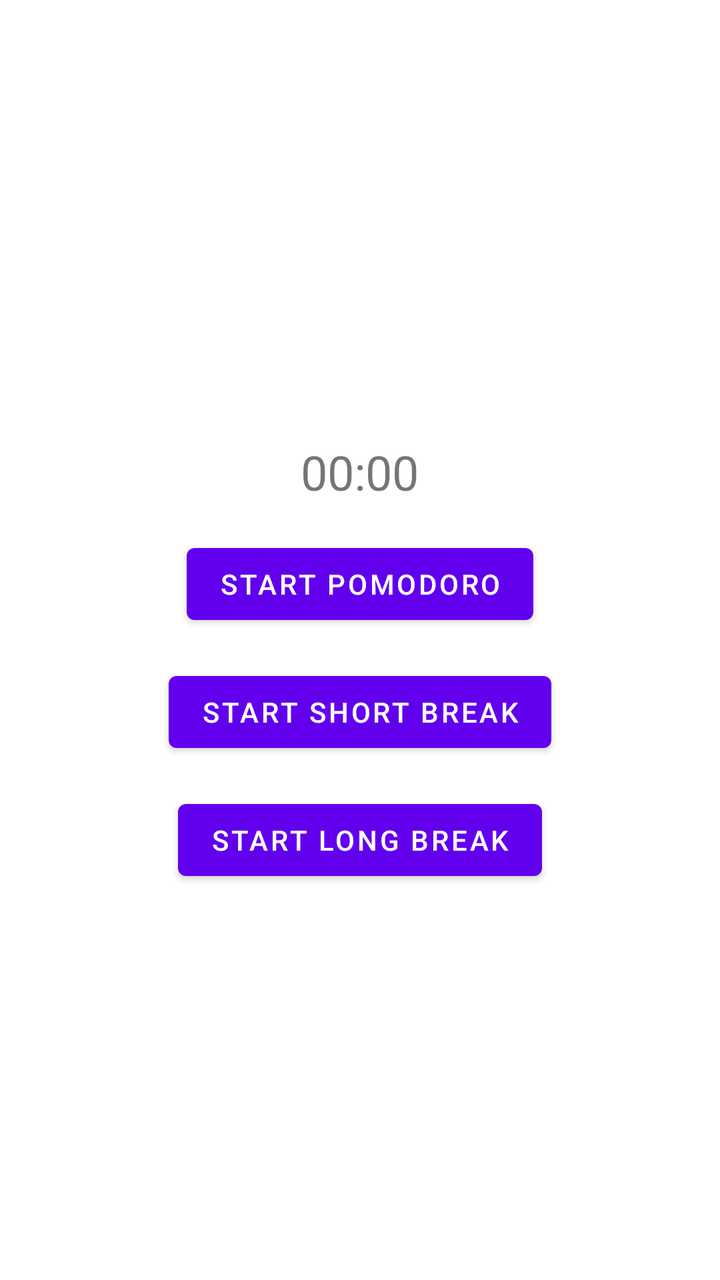
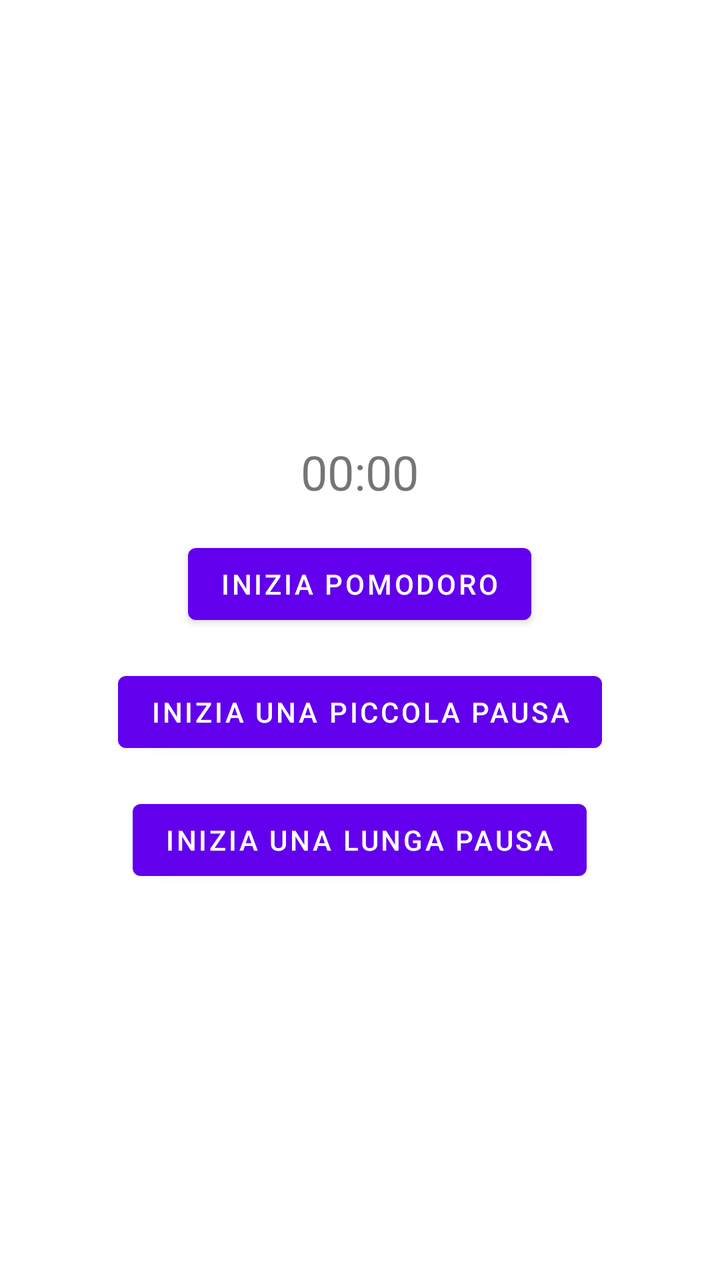

Screens rendered from an Android XML layout before and after an edit, with the pre-edit source and the edit as a unified diff.
<!-- AndroidManifest.xml: application theme Theme.ExamApplication -->
<!-- res/layout/fragment_pomodoro.xml -->
<?xml version="1.0" encoding="utf-8"?>
<RelativeLayout xmlns:android="http://schemas.android.com/apk/res/android"
    android:layout_width="match_parent"
    android:layout_height="match_parent"
    android:gravity="center">

    <LinearLayout
        android:id="@+id/tomatoImagesGrid"
        android:layout_width="match_parent"
        android:layout_height="wrap_content"
        android:layout_centerHorizontal="true"
        android:layout_centerVertical="true"
        android:layout_marginTop="8dp"
        android:orientation="horizontal"
        android:gravity="center_horizontal" />

    <ImageView
        android:id="@+id/tomatoImageView"
        android:layout_width="match_parent"
        android:layout_height="wrap_content"
        android:layout_above="@id/tomatoImagesGrid"
        android:importantForAccessibility="no"
        android:src="@drawable/ic_tomato"
        android:visibility="gone" />

    <TextView
        android:id="@+id/timerTextView"
        android:layout_width="wrap_content"
        android:layout_height="wrap_content"
        android:text="00:00"
        android:textSize="24sp"
        android:layout_below="@id/tomatoImagesGrid"
        android:layout_centerHorizontal="true"
        android:layout_marginTop="16dp" />

    <Button
        android:id="@+id/startPomodoroButton"
        android:layout_width="wrap_content"
        android:layout_height="wrap_content"
        android:text="Start Pomodoro"
        android:layout_below="@id/timerTextView"
        android:layout_centerHorizontal="true"
        android:layout_marginTop="16dp" />

    <Button
        android:id="@+id/startShortBreakButton"
        android:layout_width="wrap_content"
        android:layout_height="wrap_content"
        android:text="Start Short Break"
        android:layout_below="@id/startPomodoroButton"
        android:layout_centerHorizontal="true"
        android:layout_marginTop="16dp" />

    <Button
        android:id="@+id/startLongBreakButton"
        android:layout_width="wrap_content"
        android:layout_height="wrap_content"
        android:text="Start Long Break"
        android:layout_below="@id/startShortBreakButton"
        android:layout_centerHorizontal="true"
        android:layout_marginTop="16dp" />

</RelativeLayout>
<!-- resources referenced by this layout -->
<resources>
  <!-- drawable ic_tomato: vector/xml drawable (drawable, 145758 chars, omitted) -->
  <style name="Theme.ExamApplication" parent="Theme.MaterialComponents.DayNight.NoActionBar">
          
          <item name="colorPrimary">@color/purple_500</item>
          <item name="colorPrimaryVariant">@color/purple_700</item>
          <item name="colorOnPrimary">@color/white</item>
          
          <item name="colorSecondary">@color/teal_200</item>
          <item name="colorSecondaryVariant">@color/teal_700</item>
          <item name="colorOnSecondary">@color/black</item>
          
          <item name="android:statusBarColor">?attr/colorPrimaryVariant</item>
          
      </style>
  <color name="purple_500">#FF6200EE</color>
  <color name="purple_700">#FF3700B3</color>
  <color name="white">#FFFFFFFF</color>
  <color name="teal_200">#FF03DAC5</color>
  <color name="teal_700">#FF018786</color>
  <color name="black">#FF000000</color>
</resources>

<!-- the commit's change to res/layout/fragment_pomodoro.xml (unified diff, before → after) -->
@@ -37,7 +37,7 @@
         android:id="@+id/startPomodoroButton"
         android:layout_width="wrap_content"
         android:layout_height="wrap_content"
-        android:text="Start Pomodoro"
+        android:text="Inizia Pomodoro"
         android:layout_below="@id/timerTextView"
         android:layout_centerHorizontal="true"
         android:layout_marginTop="16dp" />
@@ -46,7 +46,7 @@
         android:id="@+id/startShortBreakButton"
         android:layout_width="wrap_content"
         android:layout_height="wrap_content"
-        android:text="Start Short Break"
+        android:text="Inizia una piccola pausa"
         android:layout_below="@id/startPomodoroButton"
         android:layout_centerHorizontal="true"
         android:layout_marginTop="16dp" />
@@ -55,7 +55,7 @@
         android:id="@+id/startLongBreakButton"
         android:layout_width="wrap_content"
         android:layout_height="wrap_content"
-        android:text="Start Long Break"
+        android:text="Inizia una lunga pausa"
         android:layout_below="@id/startShortBreakButton"
         android:layout_centerHorizontal="true"
         android:layout_marginTop="16dp" />
